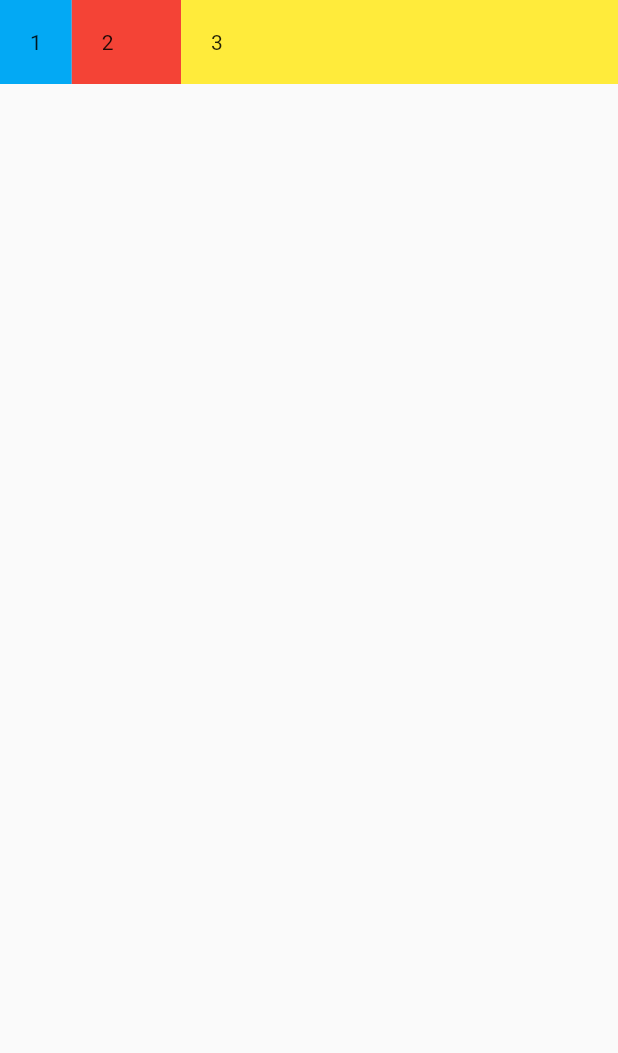
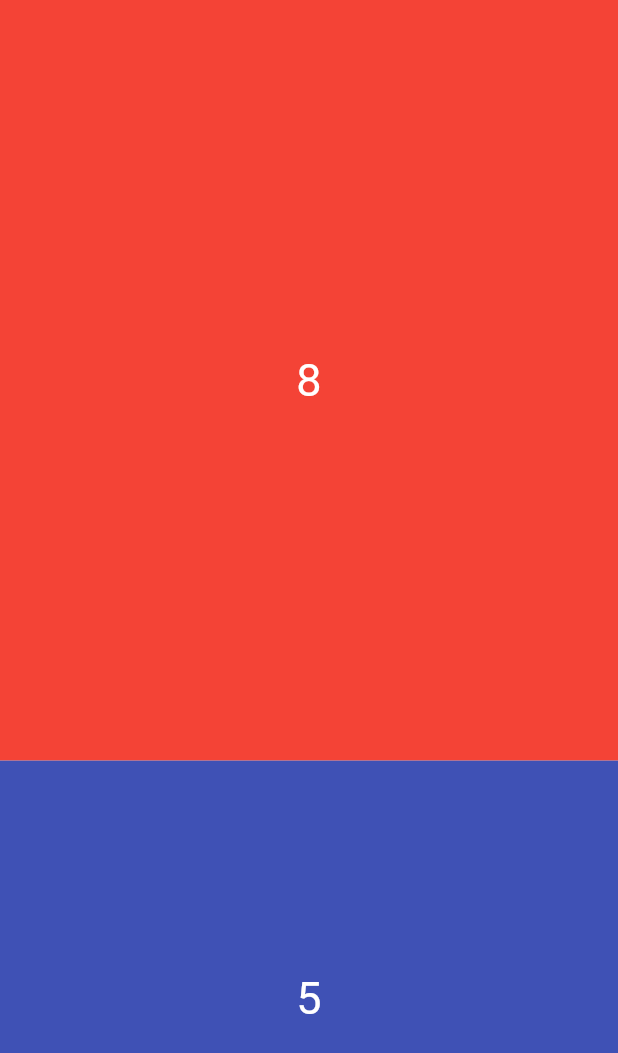
Before and after one commit to Makmihir/flutter_exapanded, a Flutter app: the screen it shows after launch, on a phone screen of 412 x 824 dp. Shown: the top 1053 px of the screen. Run offline on Flutter 3.47's test engine with Material 2 defaults, Android fonts, the phone set to English and light mode, and no system bars.

Commit message:
Constraints & Center widget

```diff
--- a/lib/main.dart
+++ b/lib/main.dart
@@ -12,34 +12,41 @@ class MyApp extends StatelessWidget {
     return MaterialApp(
       home: Scaffold(
         body: SafeArea(
-            child: Row(
+            child: Column(
               children: [
-                Container(
-
-                  padding: EdgeInsets.all(20),
-                  color: Colors.lightBlue,
-                  child: Text('1'),
-                ),
-                Expanded(flex: 2,
-                  child: Container(
-                   // width: 70,
-                    padding: EdgeInsets.all(20),
-                    color: Colors.red,
-                    child: Text('2'),
+                Expanded(
+                  flex: 8,
+                  child:Container(
+                  constraints: BoxConstraints.expand(),
+                  color: Colors.red,
+                  child: Center(
+                    child: Text('8',
+                      style: TextStyle(
+                        color: Colors.white,
+                        fontSize: 30
+                      ),),
                   ),
                 ),
-                Expanded(flex: 8,
+                ),
+                Expanded(
+                  flex: 5,
                   child: Container(
-                   // width: 100,
-                    padding: EdgeInsets.all(20),
-                    color: Colors.yellow,
-                    child: Text('3'),
+                  constraints: BoxConstraints.expand(),
+                  color: Colors.indigo,
+                  child: Center(
+                    child: Text('5',
+                      style: TextStyle(
+                          color: Colors.white,
+                          fontSize: 30
+                      ),),
                   ),
                 )
-              ],
+                ),
+                ],
+                ),
             ),
         ),
-      ),
+
     );
   }
 }
```
